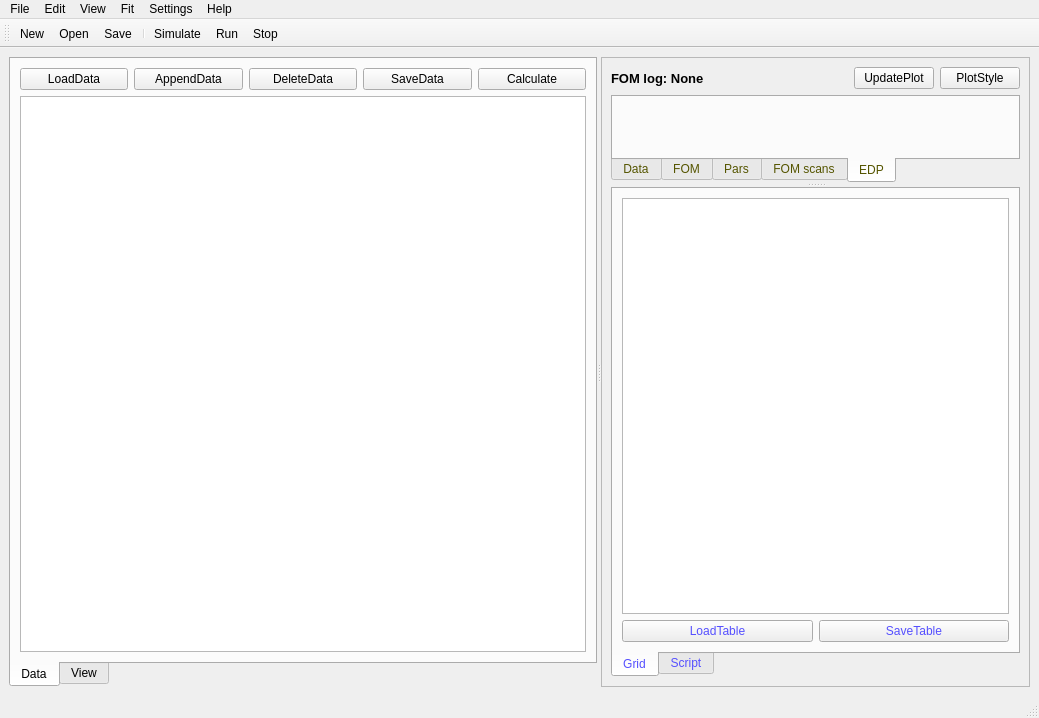
jackey-qiu/DaFy_P23, file scripts/SuperRod/superrod.ui: the form before one commit.
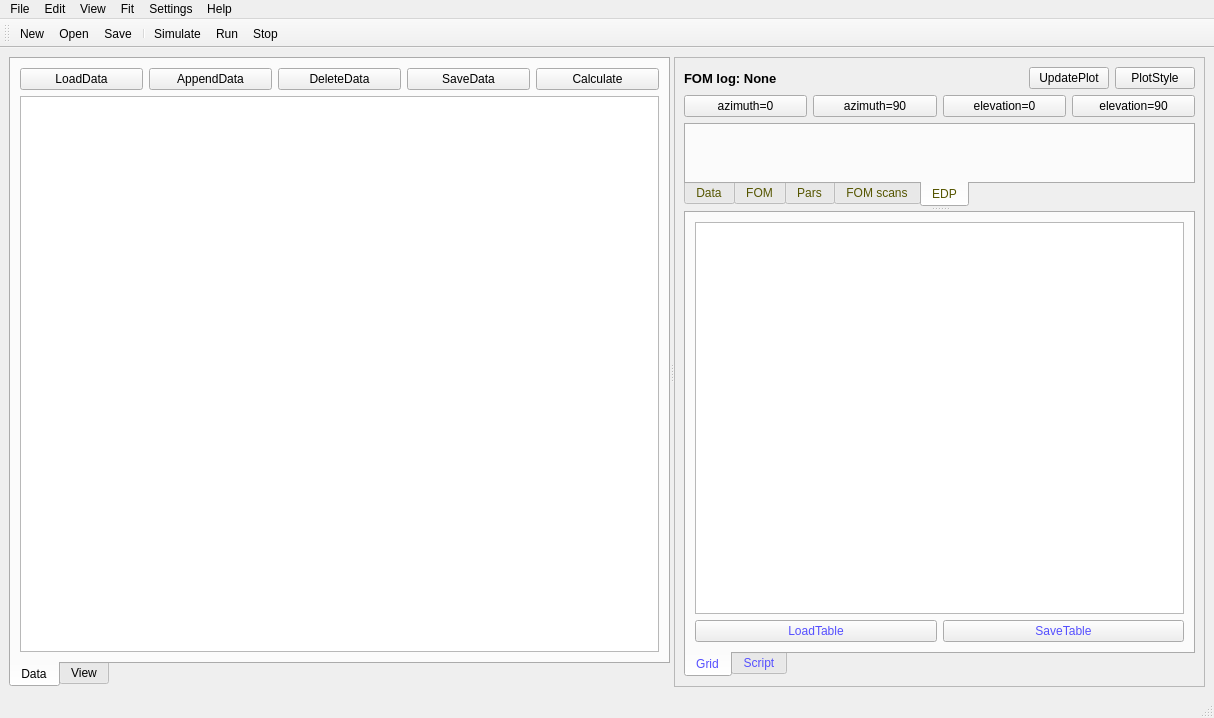
The form after the commit. The open tabs and pages were chosen to show the change. Custom widgets are drawn as their Qt base class.

Commit message: add camera control to view molecular structure easily

```diff
--- a/scripts/SuperRod/superrod.ui
+++ b/scripts/SuperRod/superrod.ui
@@ -6,7 +6,7 @@
    <rect>
     <x>0</x>
     <y>0</y>
-    <width>1039</width>
+    <width>1214</width>
     <height>718</height>
    </rect>
   </property>
@@ -166,6 +166,38 @@
           </item>
          </layout>
         </item>
+        <item>
+         <layout class="QHBoxLayout" name="horizontalLayout_9">
+          <item>
+           <widget class="QPushButton" name="pushButton_azimuth_0">
+            <property name="text">
+             <string>azimuth=0</string>
+            </property>
+           </widget>
+          </item>
+          <item>
+           <widget class="QPushButton" name="pushButton_azimuth_90">
+            <property name="text">
+             <string>azimuth=90</string>
+            </property>
+           </widget>
+          </item>
+          <item>
+           <widget class="QPushButton" name="pushButton_elevation_0">
+            <property name="text">
+             <string>elevation=0</string>
+            </property>
+           </widget>
+          </item>
+          <item>
+           <widget class="QPushButton" name="pushButton_elevation_90">
+            <property name="text">
+             <string>elevation=90</string>
+            </property>
+           </widget>
+          </item>
+         </layout>
+        </item>
         <item>
          <widget class="QSplitter" name="splitter">
           <property name="orientation">
@@ -231,7 +263,7 @@
             <attribute name="title">
              <string>EDP</string>
             </attribute>
-            <layout class="QHBoxLayout" name="horizontalLayout_9">
+            <layout class="QHBoxLayout" name="horizontalLayout_13">
              <item>
               <widget class="GLViewWidget_cum" name="widget_edp" native="true"/>
              </item>
@@ -324,7 +356,7 @@
     <rect>
      <x>0</x>
      <y>0</y>
-     <width>1039</width>
+     <width>1214</width>
      <height>22</height>
     </rect>
    </property>
```
Left out of the diff: 2 changed lines with no effect on the pictures. The commit also changes 2 other files.
